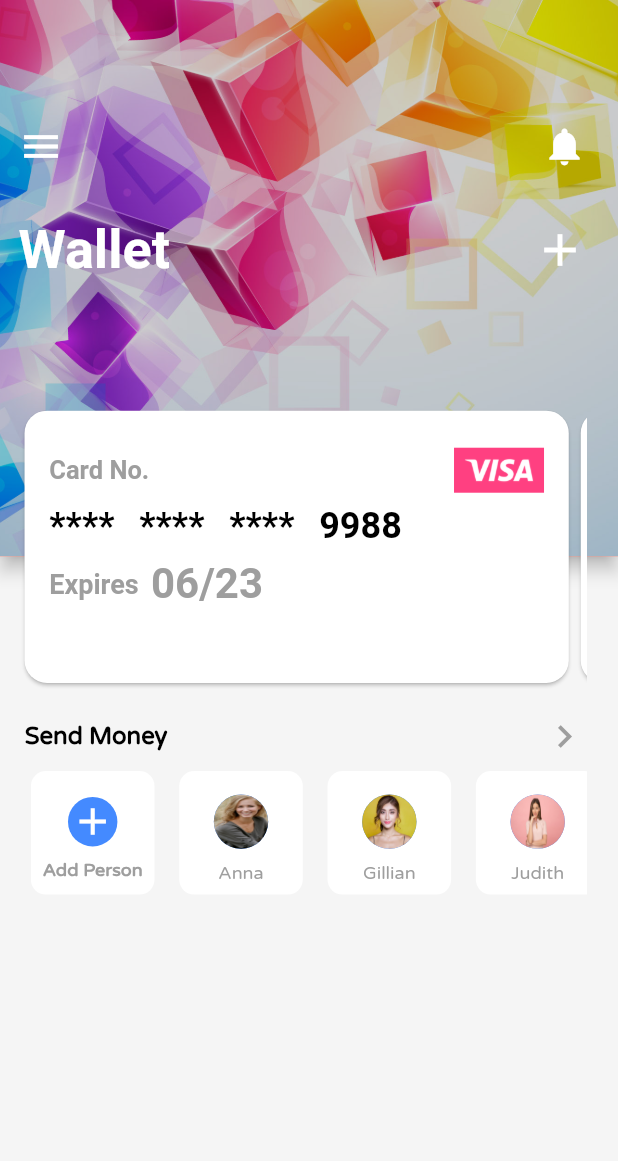
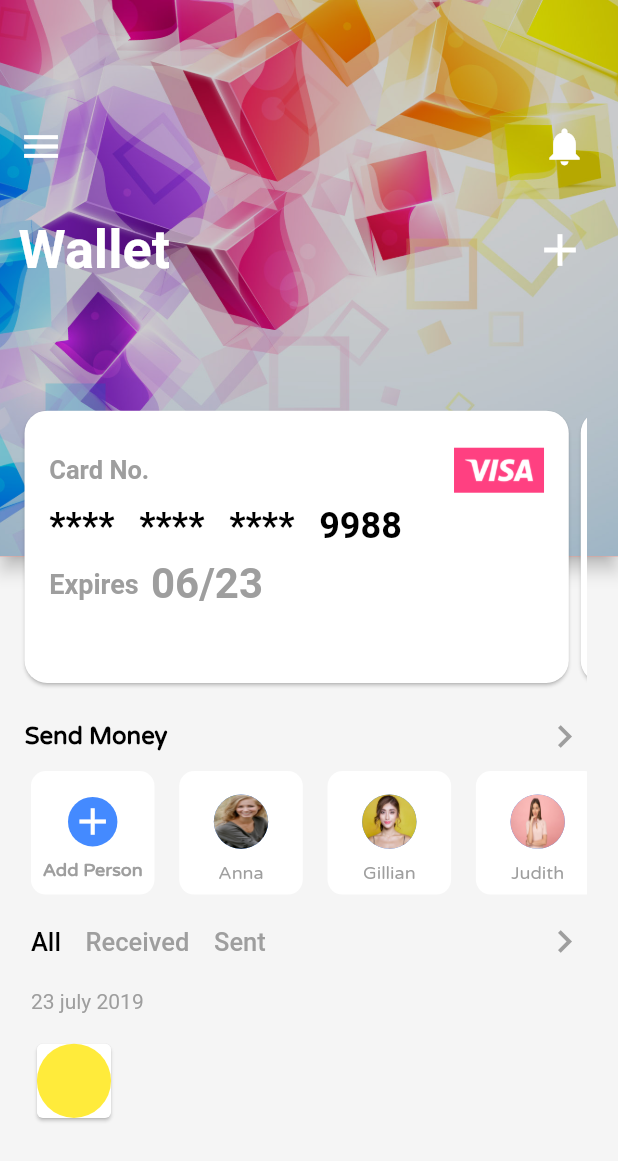
Before and after one commit to abhishekavula205/flutter_wallet_demo, a Flutter app: the screen it shows after launch, on a phone screen of 412 x 824 dp. Shown: the top 1161 px of the screen. Run offline on Flutter 3.47's test engine with Material 2 defaults, Android fonts, the phone set to English and light mode, and no system bars.

Commit message:
changed code today

```diff
--- a/lib/main.dart
+++ b/lib/main.dart
@@ -7,6 +7,7 @@ class MyApp extends StatelessWidget {
   @override
   Widget build(BuildContext context) {
     return MaterialApp(
+      debugShowCheckedModeBanner: false,
       title: 'Wallet Demo',
       theme: ThemeData(
         primarySwatch: Colors.blue,
--- a/lib/wallet_home.dart
+++ b/lib/wallet_home.dart
@@ -300,13 +300,19 @@ class _WalletHomeState extends State<WalletHome> {
                               SizedBox(
                                 width: _width * 0.04,
                               ),
-                              _users('assets/images/users/anna.jpeg', 'Anna',
-                                  'varela'),
+                              _users(
+                                'assets/images/users/anna.jpeg',
+                                'Anna',
+                                'varela',
+                              ),
                               SizedBox(
                                 width: _width * 0.04,
                               ),
-                              _users('assets/images/users/gillian.jpeg',
-                                  'Gillian', 'varela'),
+                              _users(
+                                'assets/images/users/gillian.jpeg',
+                                'Gillian',
+                                'varela',
+                              ),
                               SizedBox(
                                 width: _width * 0.04,
                               ),
@@ -315,13 +321,123 @@ class _WalletHomeState extends State<WalletHome> {
                               SizedBox(
                                 width: _width * 0.04,
                               ),
-                              _users('assets/images/users/judith.jpeg',
-                                  'Judith', 'varela'),
+                              _users(
+                                'assets/images/users/judith.jpeg',
+                                'Judith',
+                                'varela',
+                              ),
                               SizedBox(
                                 width: _width * 0.04,
                               ),
-                              _users('assets/images/users/judith.jpeg',
-                                  'Judith', 'varela'),
+                              _users(
+                                'assets/images/users/judith.jpeg',
+                                'Judith',
+                                'varela',
+                              ),
+                            ],
+                          ),
+                        ),
+                      ),
+                      SizedBox(
+                        height: _height * 0.02,
+                      ),
+                      // Sixth Main Child
+                      Container(
+                        margin: EdgeInsets.only(
+                          left: _width * 0.02,
+                        ),
+                        child: Row(
+                          children: <Widget>[
+                            Container(
+                              child: Text(
+                                'All',
+                                style: TextStyle(
+                                  color: Colors.black,
+                                  fontSize: 17,
+                                  fontWeight: FontWeight.w500,
+                                ),
+                              ),
+                            ),
+                            SizedBox(
+                              width: _width * 0.04,
+                            ),
+                            Container(
+                              child: Text(
+                                'Received',
+                                style: TextStyle(
+                                  color: Colors.grey,
+                                  fontSize: 17,
+                                  fontWeight: FontWeight.w500,
+                                ),
+                              ),
+                            ),
+                            SizedBox(
+                              width: _width * 0.04,
+                            ),
+                            Container(
+                              child: Text(
+                                'Sent',
+                                style: TextStyle(
+                                  color: Colors.grey,
+                                  fontSize: 17,
+                                  fontWeight: FontWeight.w500,
+                                ),
+                              ),
+                            ),
+                            Expanded(
+                              child: Align(
+                                alignment: Alignment.topRight,
+                                child: Icon(
+                                  Icons.keyboard_arrow_right,
+                                  color: Colors.grey,
+                                  size: 30,
+                                ),
+                              ),
+                            )
+                          ],
+                        ),
+                      ),
+                      SizedBox(
+                        height: _height * 0.02,
+                      ),
+                      // Seventh Main Child
+                      Container(
+                        margin: EdgeInsets.only(
+                          left: _width * 0.02,
+                        ),
+                        child: Text(
+                          '23 july 2019',
+                          style: TextStyle(color: Colors.grey),
+                        ),
+                      ),
+                      SizedBox(
+                        height: _height * 0.02,
+                      ),
+                      // Eigth Main Child
+                      Container(
+                        margin: EdgeInsets.only(
+                          left: _width * 0.02,
+                        ),
+                        child: SingleChildScrollView(
+                          scrollDirection: Axis.vertical,
+                          child: Column(
+                            children: <Widget>[
+                              Container(
+                                child: Row(
+                                  children: <Widget>[
+                                    Card(
+                                      child: Container(
+                                        height: _height * 0.06,
+                                        width: _width * 0.12,
+                                        decoration: BoxDecoration(
+                                          shape: BoxShape.circle,
+                                          color: Colors.yellow,
+                                        ),
+                                      ),
+                                    ),
+                                  ],
+                                ),
+                              )
                             ],
                           ),
                         ),
@@ -344,7 +460,10 @@ class _WalletHomeState extends State<WalletHome> {
         child: Text(
           value,
           style: TextStyle(
-              fontSize: 24, color: Colors.black, fontWeight: FontWeight.bold),
+            fontSize: 24,
+            color: Colors.black,
+            fontWeight: FontWeight.bold,
+          ),
         ),
       );
 
```
Also changed, not shown: 26 other files.
